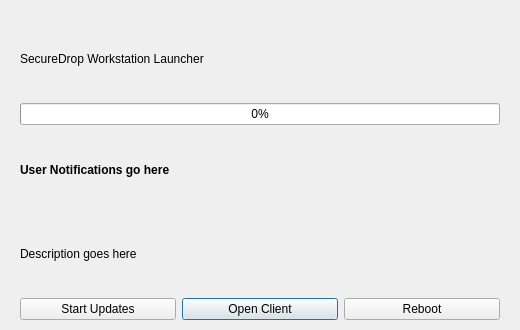
The window that launcher/sdw_updater_gui/sdw_updater.ui (freedomofpress/securedrop-workstation) describes before a commit, drawn with Qt 5.
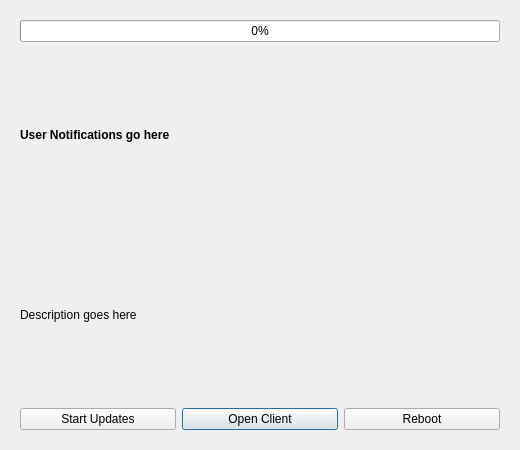
The same window after the commit.

Commit message: UI fixes: Remove redundant text box, hide buttons in-place, resize window and prevent resizing

What changed in the file:
```diff
--- a/launcher/sdw_updater_gui/sdw_updater.ui
+++ b/launcher/sdw_updater_gui/sdw_updater.ui
@@ -7,7 +7,7 @@
     <x>0</x>
     <y>0</y>
     <width>520</width>
-    <height>330</height>
+    <height>450</height>
    </rect>
   </property>
   <property name="windowTitle">
@@ -19,9 +19,27 @@
      <x>20</x>
      <y>20</y>
      <width>480</width>
-     <height>300</height>
+     <height>410</height>
     </rect>
    </property>
+   <property name="sizePolicy">
+    <sizepolicy hsizetype="Fixed" vsizetype="Fixed">
+     <horstretch>0</horstretch>
+     <verstretch>0</verstretch>
+    </sizepolicy>
+   </property>
+   <property name="minimumSize">
+    <size>
+     <width>480</width>
+     <height>410</height>
+    </size>
+   </property>
+   <property name="maximumSize">
+    <size>
+     <width>480</width>
+     <height>410</height>
+    </size>
+   </property>
    <layout class="QGridLayout" name="gridLayout">
     <item row="3" column="0" colspan="3">
      <widget class="QLabel" name="proposedActionLabel">
@@ -36,13 +54,6 @@
       </property>
      </widget>
     </item>
-    <item row="0" column="0" colspan="3">
-     <widget class="QLabel" name="label">
-      <property name="text">
-       <string>SecureDrop Workstation Launcher</string>
-      </property>
-     </widget>
-    </item>
     <item row="1" column="0" colspan="3">
      <widget class="QProgressBar" name="progressBar">
       <property name="value">
```
Left out of the diff: 2 changed lines with no effect on the pictures. The commit also changes 3 other files.
